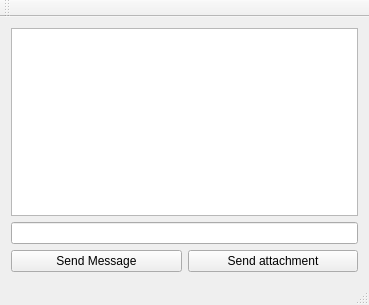
Old version of the form QTCPClient/mainwindow.ui in the repository manfredipist/QTcpSocket.
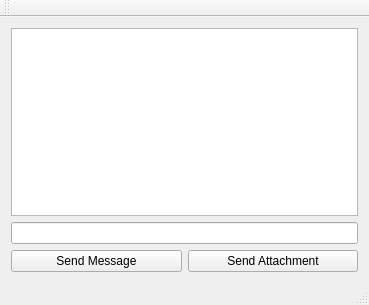
New version of the form.

What changed in the file:
```diff
--- a/QTCPClient/mainwindow.ui
+++ b/QTCPClient/mainwindow.ui
@@ -43,7 +43,7 @@
          <string notr="true"/>
         </property>
         <property name="text">
-         <string>Send attachment</string>
+         <string>Send Attachment</string>
         </property>
        </widget>
       </item>
```
